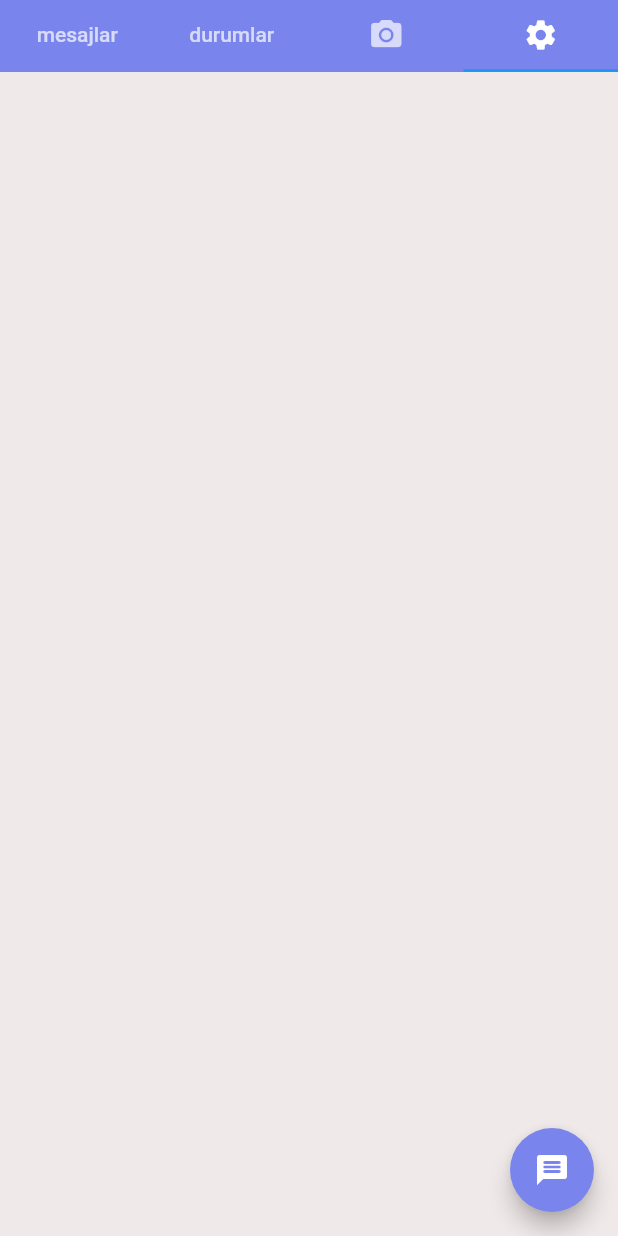
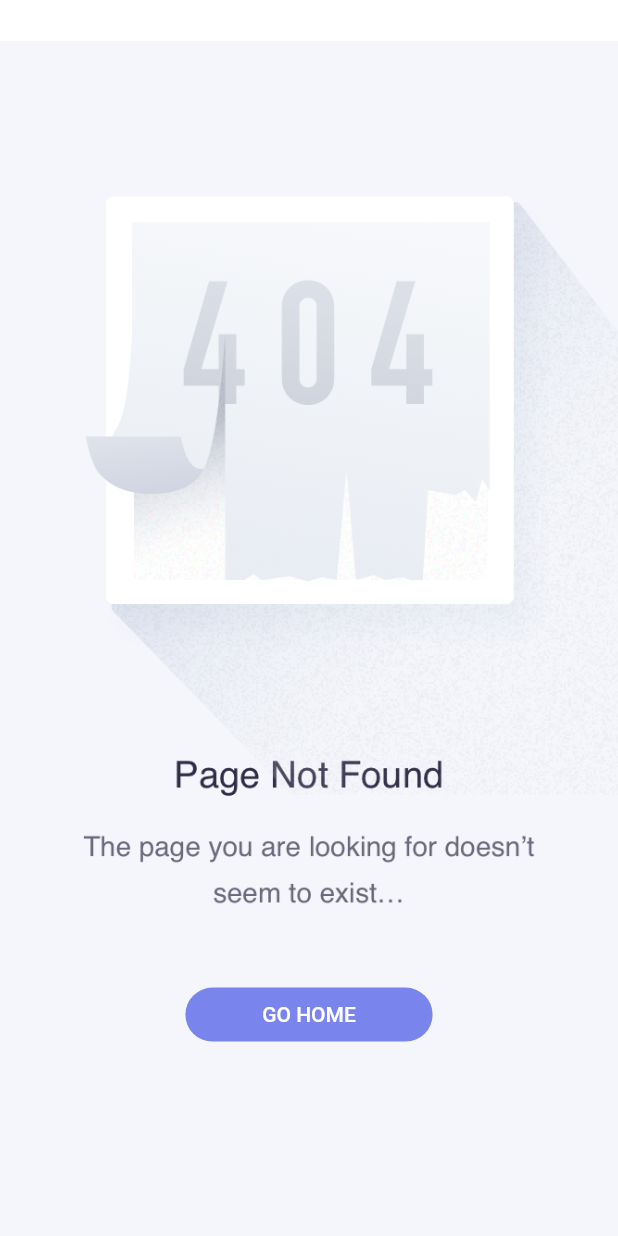
Before and after one commit to KhadijaMammadova/Food-Buddy, a Flutter app: the Chat screen opened directly, tab 4 chosen, after a tap on the "message" icon, on a phone screen of 412 x 824 dp. Run offline on Flutter 3.47's test engine with Material 2 defaults, Android fonts, the phone set to English and light mode, and no system bars; our stand-ins replace cloud_firestore, curved_navigation_bar, firebase_auth, firebase_core, flutter_svg, get_it and 2 more; missing offline and left inert: dart:ffi; accounts and stored records are empty.

Commit message:
Page Not Found sayfaları eklendi

```diff
--- a/lib/Screens/Chat/chat_screen.dart
+++ b/lib/Screens/Chat/chat_screen.dart
@@ -5,6 +5,8 @@ import 'package:food_buddy/Screens/Chat/mesajlar.dart';
 import 'package:food_buddy/Screens/Chat/durumlar.dart';
 import 'package:food_buddy/Screens/Homepage/main_page.dart';
 import 'package:food_buddy/components/constants.dart';
+
+import '../Homepage/sorry.dart';
 
 class Chat extends StatefulWidget {
   const Chat({Key? key}) : super(key: key);
@@ -70,7 +72,14 @@ class _ChatState extends State<Chat> with SingleTickerProviderStateMixin {
               child: Icon(
                 Icons.message_rounded
               ),
-              onPressed: () {},
+              onPressed: () {
+                Navigator.push(context,
+                              MaterialPageRoute(
+                                builder: (context) {
+                                  return SorryPage();
+                                },
+                              ),);
+              },
             )
           : null,
     );
--- a/lib/Screens/Chat/forth_page.dart
+++ b/lib/Screens/Chat/forth_page.dart
@@ -1,12 +1,22 @@
 import 'package:flutter/material.dart';
 
 class ForthPage extends StatelessWidget {
-  const ForthPage({ Key? key }) : super(key: key);
+  const ForthPage({Key? key}) : super(key: key);
+
+  get kPrimaryColor => null;
 
   @override
   Widget build(BuildContext context) {
-    return Scaffold(
-      backgroundColor: Color.fromARGB(255, 240, 233, 233),
+    return Scaffold(backgroundColor: Colors.white,
+      body: Stack(
+        fit: StackFit.expand,
+        children: [
+          Image.asset(
+            "assets/images/2_404 Error.png",
+            fit: BoxFit.cover,
+          ),
+        ],
+      ),
     );
   }
 }
--- a/lib/Screens/Chat/mesajlar.dart
+++ b/lib/Screens/Chat/mesajlar.dart
@@ -2,7 +2,6 @@ import 'package:flutter/material.dart';
 import 'package:cloud_firestore/cloud_firestore.dart';
 import 'package:food_buddy/Screens/Chat/conversation.dart';
 import 'package:food_buddy/components/constants.dart';
-
 
 class MesajlarPage extends StatelessWidget {
   final String userId = "5znJ4oHdrqQ6mUqqlN7RX3SdB8t1";
@@ -12,18 +11,19 @@ class MesajlarPage extends StatelessWidget {
   Widget build(BuildContext context) {
     return StreamBuilder(
       stream: FirebaseFirestore.instance
-      .collection('conversation')
-      .where('members', arrayContains: userId)
-      .snapshots(),
+          .collection('conversation')
+          .where('members', arrayContains: userId)
+          .snapshots(),
       builder: (BuildContext context, AsyncSnapshot<QuerySnapshot> snapshot) {
         if (snapshot.hasError) {
           return Text('Error: ${snapshot.error}');
         }
 
         if (snapshot.connectionState == ConnectionState.waiting) {
-          return Text(
-            'Loading...',
-            );
+          return Center(
+              child: CircularProgressIndicator(
+            color: kPrimaryColor,
+          ));
         }
         return ListView(
           children: snapshot.data!.docs
@@ -59,7 +59,11 @@ class MesajlarPage extends StatelessWidget {
                       Navigator.push(
                           context,
                           MaterialPageRoute(
-                              builder: (content) => ConversationPage(userId: userId, conversationId: 'OofiKAMvYKUdgpy8vuMVYky4Kru1',)));
+                              builder: (content) => ConversationPage(
+                                    userId: userId,
+                                    conversationId:
+                                        'OofiKAMvYKUdgpy8vuMVYky4Kru1',
+                                  )));
                     },
                   ))
               .toList(),
--- /dev/null
+++ b/lib/Screens/Homepage/sorry.dart
@@ -0,0 +1,44 @@
+import 'package:flutter/material.dart';
+import 'package:food_buddy/Screens/Homepage/main_page.dart';
+import 'package:food_buddy/components/constants.dart';
+
+class SorryPage extends StatelessWidget {
+  @override
+  Widget build(BuildContext context) {
+    return Scaffold(
+      body: Stack(
+        fit: StackFit.expand,
+        children: [
+          Image.asset(
+            "assets/images/2_404 Error.png",
+            fit: BoxFit.cover,
+          ),
+          Positioned(
+            bottom: MediaQuery.of(context).size.height * 0.15,
+            left: MediaQuery.of(context).size.width * 0.3,
+            right: MediaQuery.of(context).size.width * 0.3,
+            child: FlatButton(
+              color: kPrimaryColor,
+              shape: RoundedRectangleBorder(
+                  borderRadius: BorderRadius.circular(50)),
+              onPressed: () {
+                Navigator.push(
+                              context,
+                              MaterialPageRoute(
+                                builder: (context) {
+                                  return MainPage();
+                                },
+                              ),
+                            );
+              },
+              child: Text(
+                "Go Home".toUpperCase(),
+                style: TextStyle(color: Colors.white),
+              ),
+            ),
+          )
+        ],
+      ),
+    );
+  }
+}
```
Also changed, not shown: lib/Screens/Chat/camera.dart (+14 -3 lines), lib/Screens/Chat/durumlar.dart (+10 -1 lines), lib/Screens/Homepage/restourant_card.dart (+13 -2 lines), assets/images/2_404 Error.png (added).
